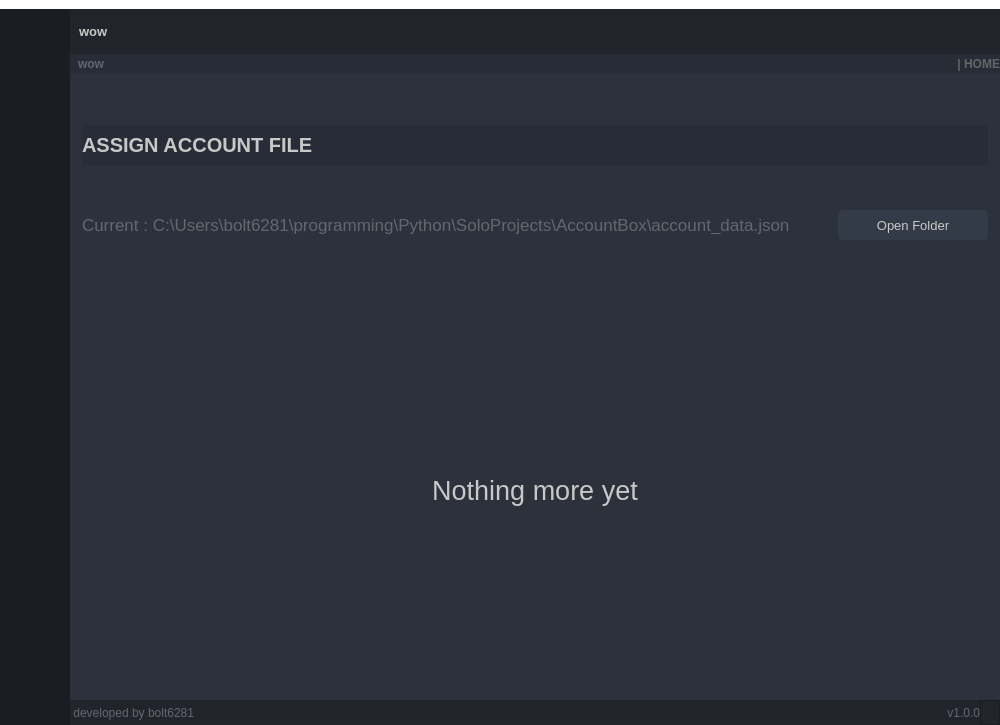
Before: the Qt Designer form main_gui.ui in bolt6281/AccountBox, drawn with Qt 5.
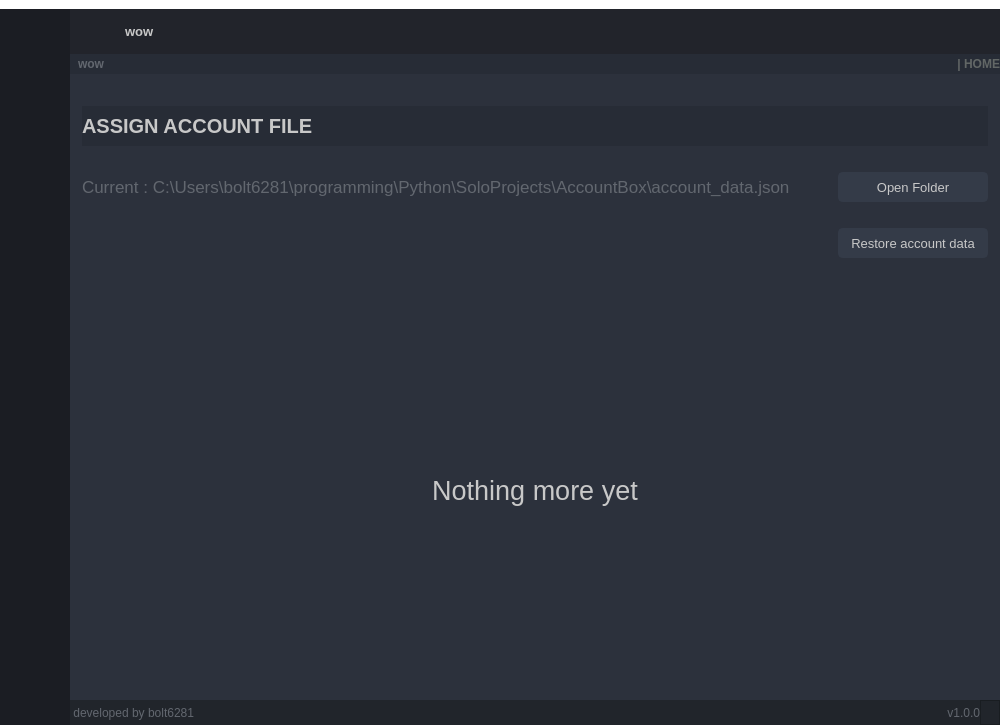
After: the same form once the commit is applied. The open tabs and pages were chosen to show the change. Icons and pictures are not drawn.

What changed in the file:
```diff
--- a/main_gui.ui
+++ b/main_gui.ui
@@ -1260,6 +1260,25 @@
                 <item>
                  <widget class="QFrame" name="frame_label_top_btns">
                   <layout class="QHBoxLayout">
+                   <item>
+                    <widget class="QLabel" name="label">
+                     <property name="maximumSize">
+                      <size>
+                       <width>40</width>
+                       <height>40</height>
+                      </size>
+                     </property>
+                     <property name="text">
+                      <string/>
+                     </property>
+                     <property name="pixmap">
+                      <pixmap resource="resource.qrc">:/icons/icons/16x16/favicon (1).ico</pixmap>
+                     </property>
+                     <property name="alignment">
+                      <set>Qt::AlignCenter</set>
+                     </property>
+                    </widget>
+                   </item>
                    <item>
                     <widget class="QLabel" name="label_title_bar_top">
                      <property name="font">
@@ -4437,6 +4456,43 @@
                          </property>
                         </widget>
                        </item>
+                       <item row="2" column="1">
+                        <widget class="QPushButton" name="pushButton_restore">
+                         <property name="maximumSize">
+                          <size>
+                           <width>150</width>
+                           <height>30</height>
+                          </size>
+                         </property>
+                         <property name="font">
+                          <font>
+                           <family>Segoe UI</family>
+                           <pointsize>10</pointsize>
+                          </font>
+                         </property>
+                         <property name="styleSheet">
+                          <string notr="true">QPushButton {
+color:#c8c8c8;
+	border: 2px solid rgb(52, 59, 72);
+	border-radius: 5px;	
+	background-color: rgb(52, 59, 72);
+}
+QPushButton:hover {
+	background-color: rgb(57, 65, 80);
+	border: 2px solid rgb(61, 70, 86);
+}
+QPushButton:pressed {	
+	background-color: rgb(35, 40, 49);
+	border: 2px solid rgb(43, 50, 61);
+}
+
+</string>
+                         </property>
+                         <property name="text">
+                          <string>Restore account data</string>
+                         </property>
+                        </widget>
+                       </item>
                       </layout>
                      </widget>
                     </item>
```
Left out of the diff: 485 changed lines with no effect on the pictures.
